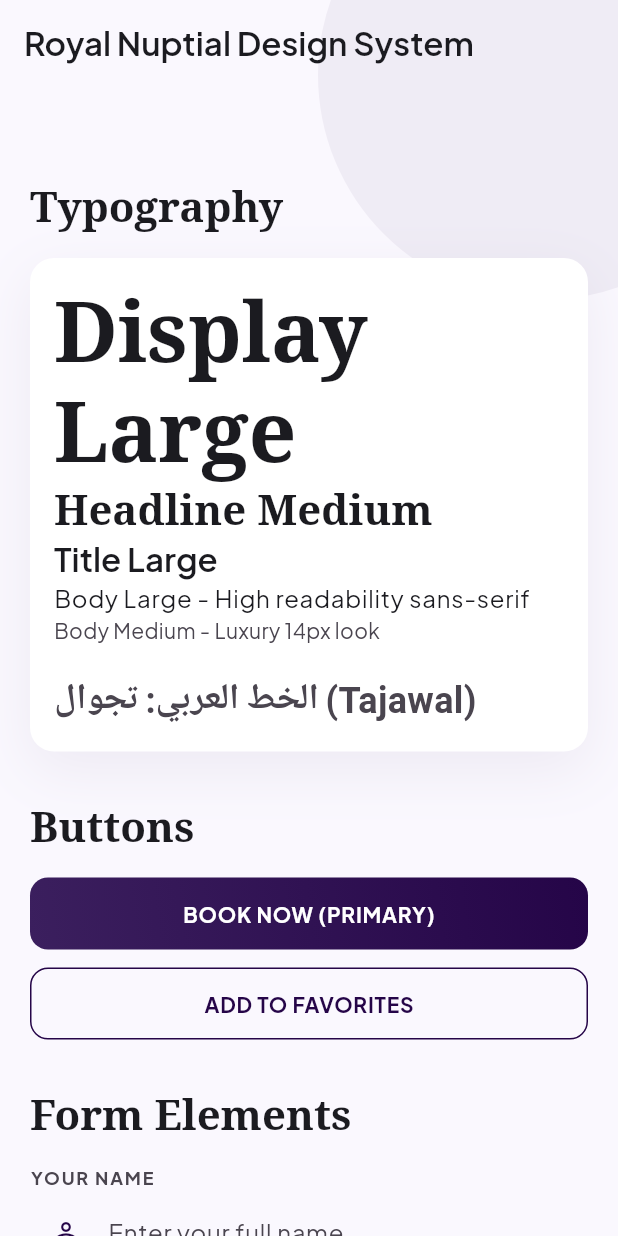
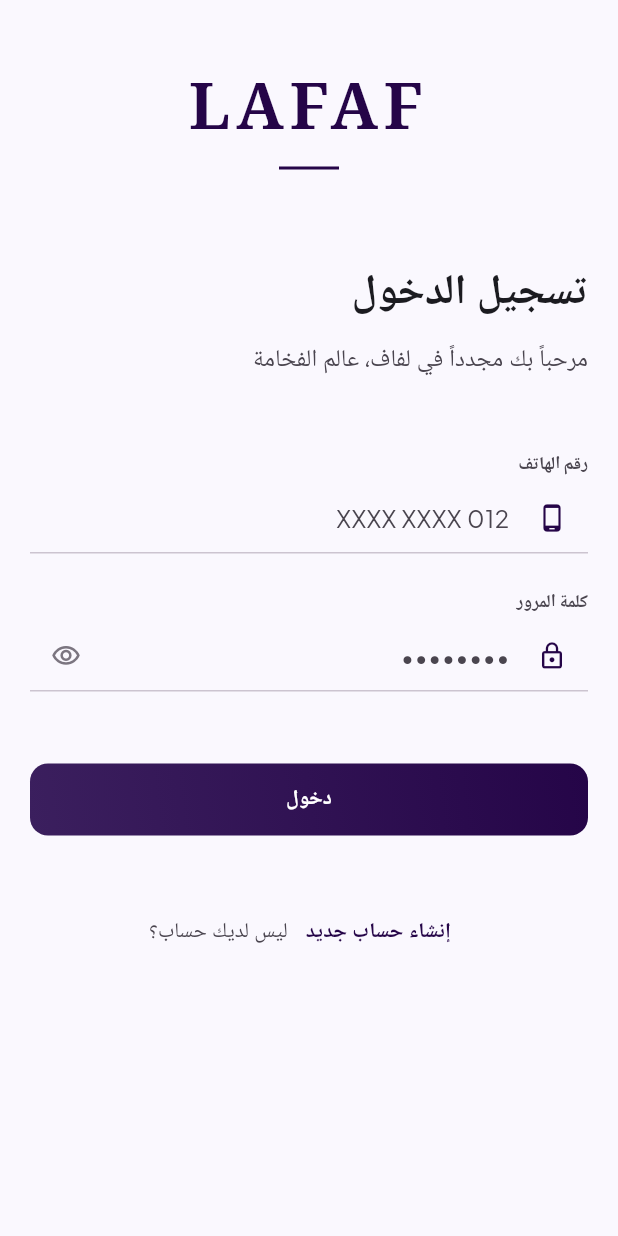
Before and after one commit to hossam91-dev/al-qaah, a Flutter app: the screen it shows after launch, on a phone screen of 412 x 824 dp. Run offline on Flutter 3.47's test engine with Material 3 defaults, Android fonts, the phone set to English and light mode, and no system bars; our stand-ins replace dio, flutter_bloc, freezed_annotation, get_it, go_router, google_fonts and 2 more; Roboto replaces fonts that are missing (Tajawal).

Commit message:
feat(auth): refactor login ui to use clean architecture, di, and localization

````diff
--- /dev/null
+++ b/l10n.yaml
@@ -0,0 +1,2 @@
+arb-dir: lib/l10n
+template-arb-file: app_ar.arb
--- /dev/null
+++ b/lib/core/router/app_router.dart
@@ -0,0 +1,29 @@
+import 'package:al_qaah/features/auth/presentation/pages/login_page.dart';
+import 'package:al_qaah/features/design_system/presentation/pages/design_system_page.dart';
+import 'package:go_router/go_router.dart';
+import 'app_routes.dart';
+
+class AppRouter {
+  AppRouter._();
+
+  static final router = GoRouter(
+    initialLocation: AppRoutes.login,
+    routes: [
+      GoRoute(
+        path: AppRoutes.login,
+        name: 'login',
+        builder: (context, state) => const LoginPage(),
+      ),
+      GoRoute(
+        path: AppRoutes.designSystem,
+        name: 'designSystem',
+        builder: (context, state) => const DesignSystemPage(),
+      ),
+      // Redirect home to login for now
+      GoRoute(
+        path: AppRoutes.home,
+        redirect: (context, state) => AppRoutes.login,
+      ),
+    ],
+  );
+}
--- /dev/null
+++ b/lib/core/router/app_routes.dart
@@ -0,0 +1,7 @@
+class AppRoutes {
+  AppRoutes._();
+
+  static const String login = '/login';
+  static const String designSystem = '/design-system';
+  static const String home = '/';
+}
--- /dev/null
+++ b/lib/features/auth/domain/entities/user_entity.dart
@@ -0,0 +1,16 @@
+import 'package:freezed_annotation/freezed_annotation.dart';
+
+part 'user_entity.freezed.dart';
+part 'user_entity.g.dart';
+
+@freezed
+abstract class UserEntity with _$UserEntity {
+  const factory UserEntity({
+    required String id,
+    required String phone,
+    String? name,
+    String? token,
+  }) = _UserEntity;
+
+  factory UserEntity.fromJson(Map<String, dynamic> json) => _$UserEntityFromJson(json);
+}
--- /dev/null
+++ b/lib/features/auth/domain/repositories/auth_repository.dart
@@ -0,0 +1,5 @@
+import '../entities/user_entity.dart';
+
+abstract class AuthRepository {
+  Future<UserEntity> login(String phone, String password);
+}
--- /dev/null
+++ b/lib/features/auth/presentation/bloc/auth_state.dart
@@ -0,0 +1,9 @@
+part of 'auth_cubit.dart';
+
+@freezed
+class AuthState with _$AuthState {
+  const factory AuthState.initial() = _Initial;
+  const factory AuthState.loading() = _Loading;
+  const factory AuthState.success(UserEntity user) = _Success;
+  const factory AuthState.error(String message) = _Error;
+}
--- /dev/null
+++ b/lib/features/auth/presentation/pages/login_page.dart
@@ -0,0 +1,196 @@
+import 'package:flutter/material.dart';
+import 'package:flutter_bloc/flutter_bloc.dart';
+import 'package:google_fonts/google_fonts.dart';
+import 'package:al_qaah/l10n/app_localizations.dart';
+import '../../../../core/di/injection.dart';
+import '../../../../core/theme/app_colors.dart';
+import '../../../../core/theme/app_text_styles.dart';
+import '../../../../core/widgets/app_button.dart';
+import '../../../../core/widgets/app_text_field.dart';
+import '../bloc/auth_cubit.dart';
+
+class LoginPage extends StatefulWidget {
+  const LoginPage({super.key});
+
+  @override
+  State<LoginPage> createState() => _LoginPageState();
+}
+
+class _LoginPageState extends State<LoginPage> {
+  final TextEditingController _phoneController = TextEditingController();
+  final TextEditingController _passwordController = TextEditingController();
+  bool _isPasswordVisible = false;
+
+  @override
+  void dispose() {
+    _phoneController.dispose();
+    _passwordController.dispose();
+    super.dispose();
+  }
+
+  @override
+  Widget build(BuildContext context) {
+    final l10n = AppLocalizations.of(context)!;
+
+    return BlocProvider(
+      create: (context) => getIt<AuthCubit>(),
+      child: BlocListener<AuthCubit, AuthState>(
+        listener: (context, state) {
+          state.whenOrNull(
+            success: (user) {
+              ScaffoldMessenger.of(context).showSnackBar(
+                SnackBar(content: Text('مرحباً ${user.name}')),
+              );
+              // Navigate to home after success
+            },
+            error: (message) {
+              ScaffoldMessenger.of(context).showSnackBar(
+                SnackBar(content: Text(message), backgroundColor: Colors.red),
+              );
+            },
+          );
+        },
+        child: Scaffold(
+          backgroundColor: AppColors.background,
+          body: SingleChildScrollView(
+            padding: const EdgeInsets.symmetric(horizontal: 20.0),
+            child: Column(
+              crossAxisAlignment: CrossAxisAlignment.stretch,
+              children: [
+                const SizedBox(height: 40),
+
+                // Logo section
+                Center(
+                  child: Column(
+                    children: [
+                      Text(
+                        'LAFAF',
+                        style: GoogleFonts.notoSerif(
+                          fontSize: 42,
+                          fontWeight: FontWeight.bold,
+                          color: AppColors.primary,
+                          letterSpacing: 4.0,
+                        ),
+                      ),
+                      Container(
+                        height: 2,
+                        width: 40,
+                        color: AppColors.primary,
+                        margin: const EdgeInsets.only(top: 8),
+                      ),
+                    ],
+                  ),
+                ),
+
+                const SizedBox(height: 60),
+
+                // Title section
+                Text(
+                  l10n.login_title,
+                  style: AppTextStyles.tajawal(
+                    fontSize: 28,
+                    fontWeight: FontWeight.bold,
+                    color: AppColors.onSurface,
+                  ),
+                  textAlign: TextAlign.right,
+                ),
+                const SizedBox(height: 8),
+                Text(
+                  l10n.login_subtitle,
+                  style: AppTextStyles.tajawal(
+                    fontSize: 16,
+                    color: AppColors.onSurfaceVariant,
+                  ),
+                  textAlign: TextAlign.right,
+                ),
+
+                const SizedBox(height: 48),
+
+                // Form section
+                AppTextField(
+                  label: l10n.phone_number,
+                  hintText: l10n.phone_hint,
+                  controller: _phoneController,
+                  keyboardType: TextInputType.phone,
+                  prefixIcon: Icons.phone_android_outlined,
+                ),
+                const SizedBox(height: 24),
+
+                AppTextField(
+                  label: l10n.password,
+                  hintText: l10n.password_hint,
+                  controller: _passwordController,
+                  isPassword: !_isPasswordVisible,
+                  prefixIcon: Icons.lock_outline,
+                  suffixIcon: IconButton(
+                    icon: Icon(
+                      _isPasswordVisible
+                          ? Icons.visibility_off_outlined
+                          : Icons.visibility_outlined,
+                      color: AppColors.outline,
+                      size: 20,
+                    ),
+                    onPressed: () {
+                      setState(() {
+                        _isPasswordVisible = !_isPasswordVisible;
+                      });
+                    },
+                  ),
+                ),
+
+                const SizedBox(height: 48),
+
+                // Login Button
+                BlocBuilder<AuthCubit, AuthState>(
+                  builder: (context, state) {
+                    final isLoading = state.maybeWhen(
+                      loading: () => true,
+                      orElse: () => false,
+                    );
+                    return AppButton.primary(
+                      text: l10n.login_button,
+                      isLoading: isLoading,
+                      onPressed: () {
+                        context.read<AuthCubit>().login(
+                              _phoneController.text,
+                              _passwordController.text,
+                            );
+                      },
+                    );
+                  },
+                ),
+
+                const SizedBox(height: 40),
+
+                // Footer section
+                Center(
+                  child: Row(
+                    mainAxisAlignment: MainAxisAlignment.center,
+                    children: [
+                      TextButton(
+                        onPressed: () {},
+                        child: Text(
+                          l10n.create_account,
+                          style: AppTextStyles.tajawal(
+                            color: AppColors.primary,
+                            fontWeight: FontWeight.bold,
+                          ),
+                        ),
+                      ),
+                      Text(
+                        l10n.dont_have_account,
+                        style: AppTextStyles.tajawal(
+                          color: AppColors.onSurfaceVariant,
+                        ),
+                      ),
+                    ],
+                  ),
+                ),
+              ],
+            ),
+          ),
+        ),
+      ),
+    );
+  }
+}
--- /dev/null
+++ b/lib/l10n/app_ar.arb
@@ -0,0 +1,11 @@
+{
+  "login_title": "تسجيل الدخول",
+  "login_subtitle": "مرحباً بك مجدداً في لفاف، عالم الفخامة",
+  "phone_number": "رقم الهاتف",
+  "phone_hint": "012 XXXX XXXX",
+  "password": "كلمة المرور",
+  "password_hint": "••••••••",
+  "login_button": "دخول",
+  "create_account": "إنشاء حساب جديد",
+  "dont_have_account": "ليس لديك حساب؟"
+}
--- /dev/null
+++ b/lib/l10n/app_localizations.dart
@@ -0,0 +1,182 @@
+import 'dart:async';
+
+import 'package:flutter/foundation.dart';
+import 'package:flutter/widgets.dart';
+import 'package:flutter_localizations/flutter_localizations.dart';
+import 'package:intl/intl.dart' as intl;
+
+import 'app_localizations_ar.dart';
+
+// ignore_for_file: type=lint
+
+/// Callers can lookup localized strings with an instance of AppLocalizations
+/// returned by `AppLocalizations.of(context)`.
+///
+/// Applications need to include `AppLocalizations.delegate()` in their app's
+/// `localizationDelegates` list, and the locales they support in the app's
+/// `supportedLocales` list. For example:
+///
+/// ```dart
+/// import 'l10n/app_localizations.dart';
+///
+/// return MaterialApp(
+///   localizationsDelegates: AppLocalizations.localizationsDelegates,
+///   supportedLocales: AppLocalizations.supportedLocales,
+///   home: MyApplicationHome(),
+/// );
+/// ```
+///
+/// ## Update pubspec.yaml
+///
+/// Please make sure to update your pubspec.yaml to include the following
+/// packages:
+///
+/// ```yaml
+/// dependencies:
+///   # Internationalization support.
+///   flutter_localizations:
+///     sdk: flutter
+///   intl: any # Use the pinned version from flutter_localizations
+///
+///   # Rest of dependencies
+/// ```
+///
+/// ## iOS Applications
+///
+/// iOS applications define key application metadata, including supported
+/// locales, in an Info.plist file that is built into the application bundle.
+/// To configure the locales supported by your app, you’ll need to edit this
+/// file.
+///
+/// First, open your project’s ios/Runner.xcworkspace Xcode workspace file.
+/// Then, in the Project Navigator, open the Info.plist file under the Runner
+/// project’s Runner folder.
+///
+/// Next, select the Information Property List item, select Add Item from the
+/// Editor menu, then select Localizations from the pop-up menu.
+///
+/// Select and expand the newly-created Localizations item then, for each
+/// locale your application supports, add a new item and select the locale
+/// you wish to add from the pop-up menu in the Value field. This list should
+/// be consistent with the languages listed in the AppLocalizations.supportedLocales
+/// property.
+abstract class AppLocalizations {
+  AppLocalizations(String locale)
+    : localeName = intl.Intl.canonicalizedLocale(locale.toString());
+
+  final String localeName;
+
+  static AppLocalizations? of(BuildContext context) {
+    return Localizations.of<AppLocalizations>(context, AppLocalizations);
+  }
+
+  static const LocalizationsDelegate<AppLocalizations> delegate =
+      _AppLocalizationsDelegate();
+
+  /// A list of this localizations delegate along with the default localizations
+  /// delegates.
+  ///
+  /// Returns a list of localizations delegates containing this delegate along with
+  /// GlobalMaterialLocalizations.delegate, GlobalCupertinoLocalizations.delegate,
+  /// and GlobalWidgetsLocalizations.delegate.
+  ///
+  /// Additional delegates can be added by appending to this list in
+  /// MaterialApp. This list does not have to be used at all if a custom list
+  /// of delegates is preferred or required.
+  static const List<LocalizationsDelegate<dynamic>> localizationsDelegates =
+      <LocalizationsDelegate<dynamic>>[
+        delegate,
+        GlobalMaterialLocalizations.delegate,
+        GlobalCupertinoLocalizations.delegate,
+        GlobalWidgetsLocalizations.delegate,
+      ];
+
+  /// A list of this localizations delegate's supported locales.
+  static const List<Locale> supportedLocales = <Locale>[Locale('ar')];
+
+  /// No description provided for @login_title.
+  ///
+  /// In ar, this message translates to:
+  /// **'تسجيل الدخول'**
+  String get login_title;
+
+  /// No description provided for @login_subtitle.
+  ///
+  /// In ar, this message translates to:
+  /// **'مرحباً بك مجدداً في لفاف، عالم الفخامة'**
+  String get login_subtitle;
+
+  /// No description provided for @phone_number.
+  ///
+  /// In ar, this message translates to:
+  /// **'رقم الهاتف'**
+  String get phone_number;
+
+  /// No description provided for @phone_hint.
+  ///
+  /// In ar, this message translates to:
+  /// **'012 XXXX XXXX'**
+  String get phone_hint;
+
+  /// No description provided for @password.
+  ///
+  /// In ar, this message translates to:
+  /// **'كلمة المرور'**
+  String get password;
+
+  /// No description provided for @password_hint.
+  ///
+  /// In ar, this message translates to:
+  /// **'••••••••'**
+  String get password_hint;
+
+  /// No description provided for @login_button.
+  ///
+  /// In ar, this message translates to:
+  /// **'دخول'**
+  String get login_button;
+
+  /// No description provided for @create_account.
+  ///
+  /// In ar, this message translates to:
+  /// **'إنشاء حساب جديد'**
+  String get create_account;
+
+  /// No description provided for @dont_have_account.
+  ///
+  /// In ar, this message translates to:
+  /// **'ليس لديك حساب؟'**
+  String get dont_have_account;
+}
+
+class _AppLocalizationsDelegate
+    extends LocalizationsDelegate<AppLocalizations> {
+  const _AppLocalizationsDelegate();
+
+  @override
+  Future<AppLocalizations> load(Locale locale) {
+    return SynchronousFuture<AppLocalizations>(lookupAppLocalizations(locale));
+  }
+
+  @override
+  bool isSupported(Locale locale) =>
+      <String>['ar'].contains(locale.languageCode);
+
+  @override
+  bool shouldReload(_AppLocalizationsDelegate old) => false;
+}
+
+AppLocalizations lookupAppLocalizations(Locale locale) {
+  // Lookup logic when only language code is specified.
+  switch (locale.languageCode) {
+    case 'ar':
+      return AppLocalizationsAr();
+  }
+
+  throw FlutterError(
+    'AppLocalizations.delegate failed to load unsupported locale "$locale". This is likely '
+    'an issue with the localizations generation tool. Please file an issue '
+    'on GitHub with a reproducible sample app and the gen-l10n configuration '
+    'that was used.',
+  );
+}
--- /dev/null
+++ b/lib/l10n/app_localizations_ar.dart
@@ -0,0 +1,37 @@
+// ignore: unused_import
+import 'package:intl/intl.dart' as intl;
+import 'app_localizations.dart';
+
+// ignore_for_file: type=lint
+
+/// The translations for Arabic (`ar`).
+class AppLocalizationsAr extends AppLocalizations {
+  AppLocalizationsAr([String locale = 'ar']) : super(locale);
+
+  @override
+  String get login_title => 'تسجيل الدخول';
+
+  @override
+  String get login_subtitle => 'مرحباً بك مجدداً في لفاف، عالم الفخامة';
+
+  @override
+  String get phone_number => 'رقم الهاتف';
+
+  @override
+  String get phone_hint => '012 XXXX XXXX';
+
+  @override
+  String get password => 'كلمة المرور';
+
+  @override
+  String get password_hint => '••••••••';
+
+  @override
+  String get login_button => 'دخول';
+
+  @override
+  String get create_account => 'إنشاء حساب جديد';
+
+  @override
+  String get dont_have_account => 'ليس لديك حساب؟';
+}
--- a/lib/main.dart
+++ b/lib/main.dart
@@ -1,8 +1,12 @@
-import 'package:al_qaah/features/design_system/presentation/pages/design_system_page.dart';
+import 'package:al_qaah/core/di/injection.dart';
+import 'package:al_qaah/core/router/app_router.dart';
 import 'package:al_qaah/core/theme/app_theme.dart';
 import 'package:flutter/material.dart';
+import 'package:al_qaah/l10n/app_localizations.dart';
 
 void main() {
+  WidgetsFlutterBinding.ensureInitialized();
+  configureDependencies();
   runApp(const MyApp());
 }
 
@@ -11,11 +15,14 @@ class MyApp extends StatelessWidget {
 
   @override
   Widget build(BuildContext context) {
-    return MaterialApp(
+    return MaterialApp.router(
       title: 'Al Qaah',
       debugShowCheckedModeBanner: false,
       theme: AppTheme.lightTheme,
-      home: const DesignSystemPage(),
+      routerConfig: AppRouter.router,
+      localizationsDelegates: AppLocalizations.localizationsDelegates,
+      supportedLocales: AppLocalizations.supportedLocales,
+      locale: const Locale('ar'),
     );
   }
 }
--- a/pubspec.yaml
+++ b/pubspec.yaml
@@ -30,6 +30,9 @@ dependencies:
   google_fonts: ^8.0.2
   freezed_annotation: ^3.1.0
   json_annotation: ^4.11.0
+  intl: ^0.20.2
+  flutter_localizations:
+    sdk: flutter
 
 dev_dependencies:
   flutter_test:
````
Also changed, not shown: lib/core/di/injection.dart (added, +12 -0 lines), lib/core/network/network_module.dart (added, +34 -0 lines), lib/features/auth/data/datasources/auth_remote_data_source.dart (added, +29 -0 lines), lib/features/auth/data/repositories/auth_repository_impl.dart (added, +16 -0 lines), lib/features/auth/presentation/bloc/auth_cubit.dart (added, +27 -0 lines), lib/core/di/injection.config.dart (added), lib/features/auth/domain/entities/user_entity.freezed.dart (added), lib/features/auth/domain/entities/user_entity.g.dart (added), lib/features/auth/presentation/bloc/auth_cubit.freezed.dart (added), pubspec.lock.
